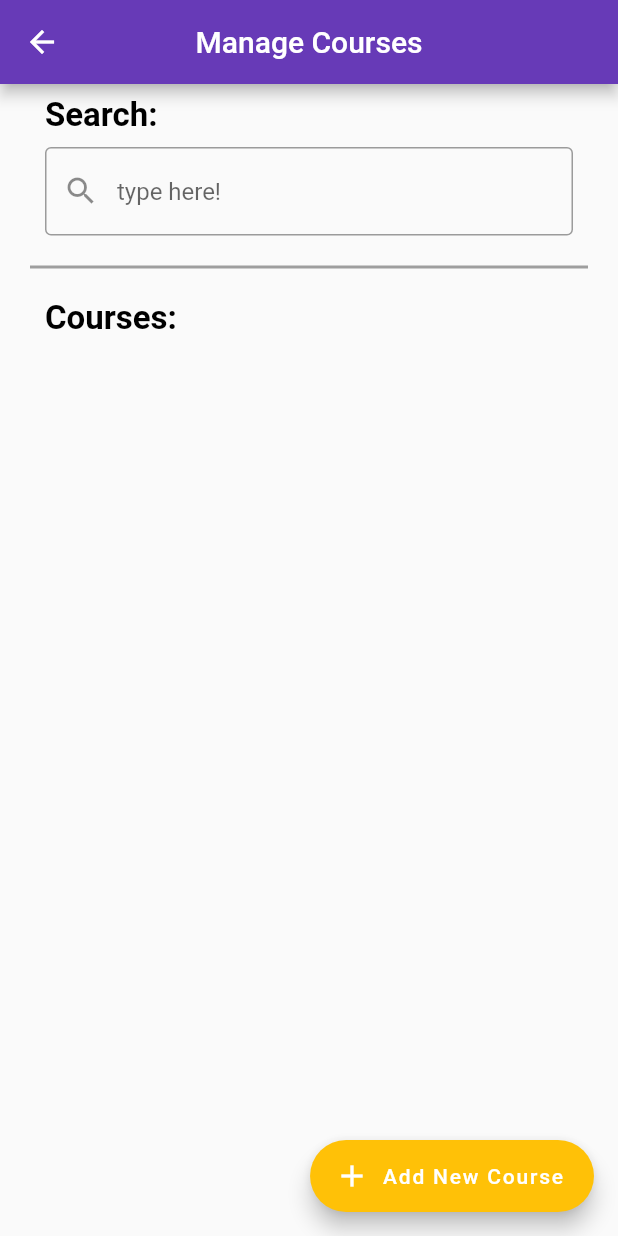
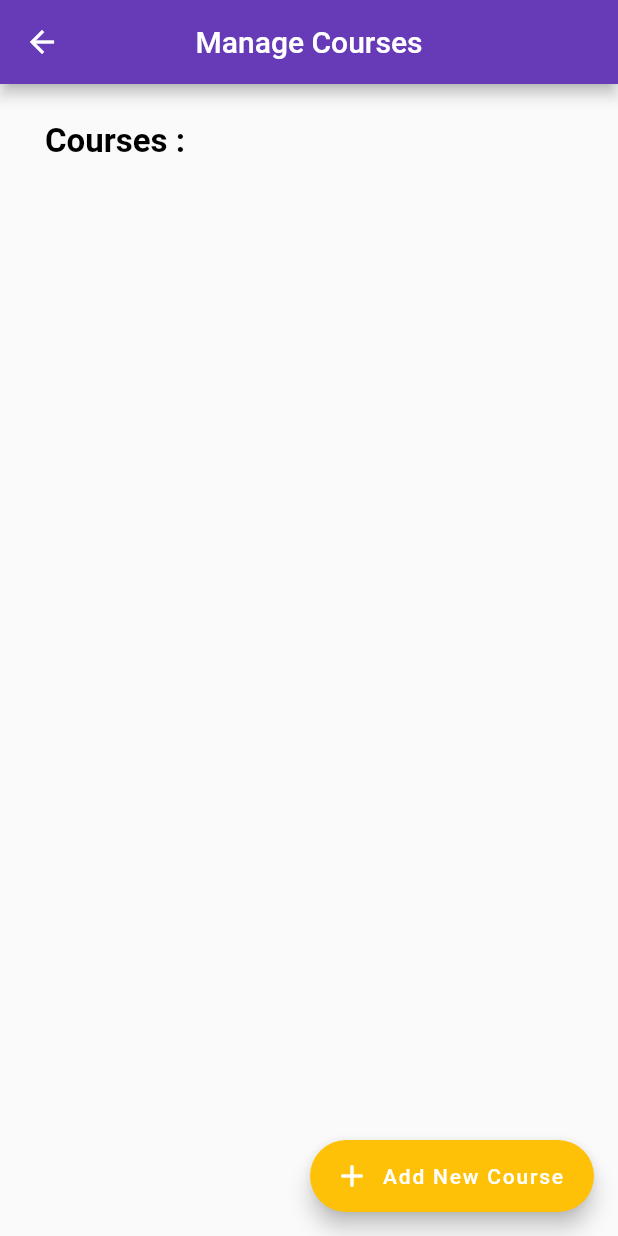
Before and after one commit to Maitha101/VirtuLab30.0, a Flutter app: the AdminCourses screen opened directly, on a phone screen of 412 x 824 dp. Run offline on Flutter 3.47's test engine with Material 2 defaults, Android fonts, the phone set to English and light mode, and no system bars; drawn by our look-alikes of firebase_database; our stand-ins replace email_validator, firebase_auth, firebase_core, shared_preferences; missing offline and left inert: flappy_search_bar, flutter_password_strength, percent_indicator_nullsafe; accounts and stored records are empty.

```diff
--- a/lib/administrator/admin_courses.dart
+++ b/lib/administrator/admin_courses.dart
@@ -65,41 +65,17 @@ class _AdminCourses extends State<AdminCourses> {
         child: Column(
           crossAxisAlignment: CrossAxisAlignment.start,
           children: [
-            Padding(
-              padding: const EdgeInsets.symmetric(vertical: 8, horizontal: 30),
-              child: CustomText(
-                text: "Search:",
-                fontSize: 22,
-                fontWeight: FontWeight.bold,
-              ),
-            ),
-            Padding(
-              padding: const EdgeInsets.symmetric(horizontal: 30),
-              child: TextFormField(
-                decoration: InputDecoration(
-                    hintText: "type here!",
-                    prefixIcon: Icon(Icons.search),
-                    border: OutlineInputBorder()),
-              ),
-            ),
-            Padding(
-              padding: const EdgeInsets.symmetric(vertical: 20, horizontal: 20),
-              child: Container(
-                color: Colors.grey,
-                height: 2,
-                width: double.infinity,
-              ),
-            ),
+            SizedBox(height: 25,),
             Padding(
               padding: const EdgeInsets.only(left: 30, bottom: 10),
               child: CustomText(
-                text: "Courses:",
+                text: "Courses :",
                 fontWeight: FontWeight.bold,
                 fontSize: 22,
               ),
             ),
             Container(
-              height: MediaQuery.of(context).size.height * .42,
+              height: MediaQuery.of(context).size.height * .65,
               child: FirebaseAnimatedList(
                   query: _ref,
                   defaultChild: Center(child: CircularProgressIndicator()),
@@ -139,9 +115,14 @@ class _AdminCourses extends State<AdminCourses> {
                       fontSize: 21,
                       fontWeight: FontWeight.w600,
                     ),
-                    CustomText(
-                      text: course['instname'],
+                    Padding(
+                      padding: const EdgeInsets.symmetric(vertical: 4),
+                      child: CustomText(
+                        fontSize: 19,
+                        text: course['instname'],
+                      ),
                     ),
+                    CustomText(text: course['instID'],)
                   ],
                 ),
               ),
```
Also changed, not shown: lib/administrator/admin_accounts.dart (+9 -29 lines).
